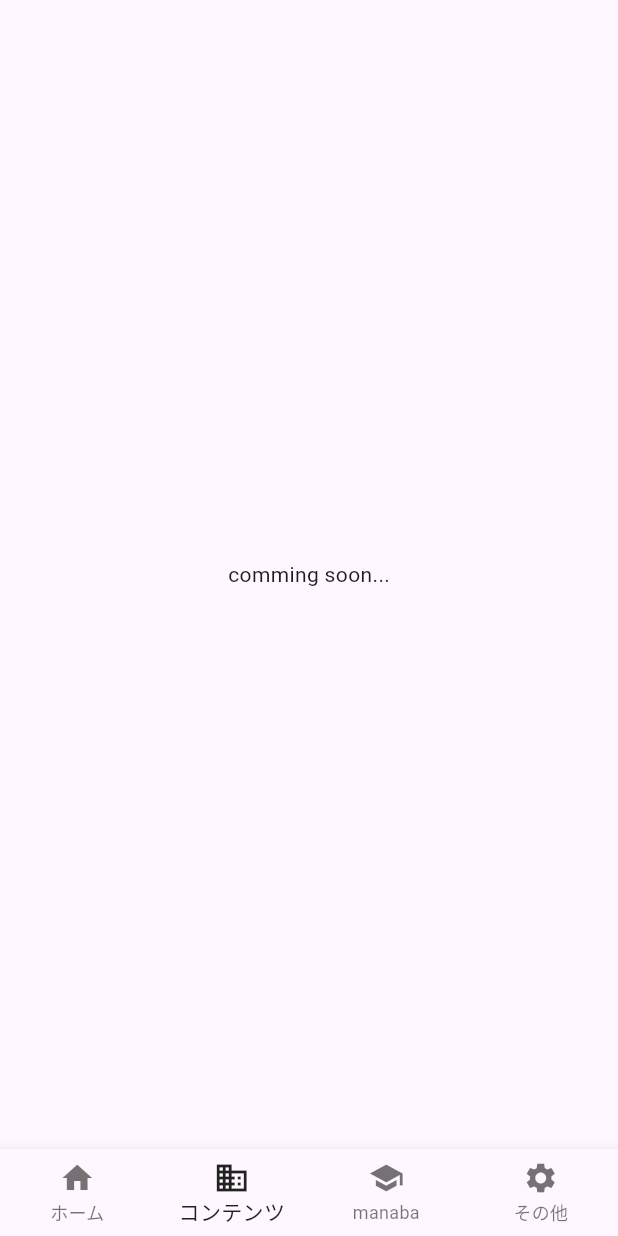
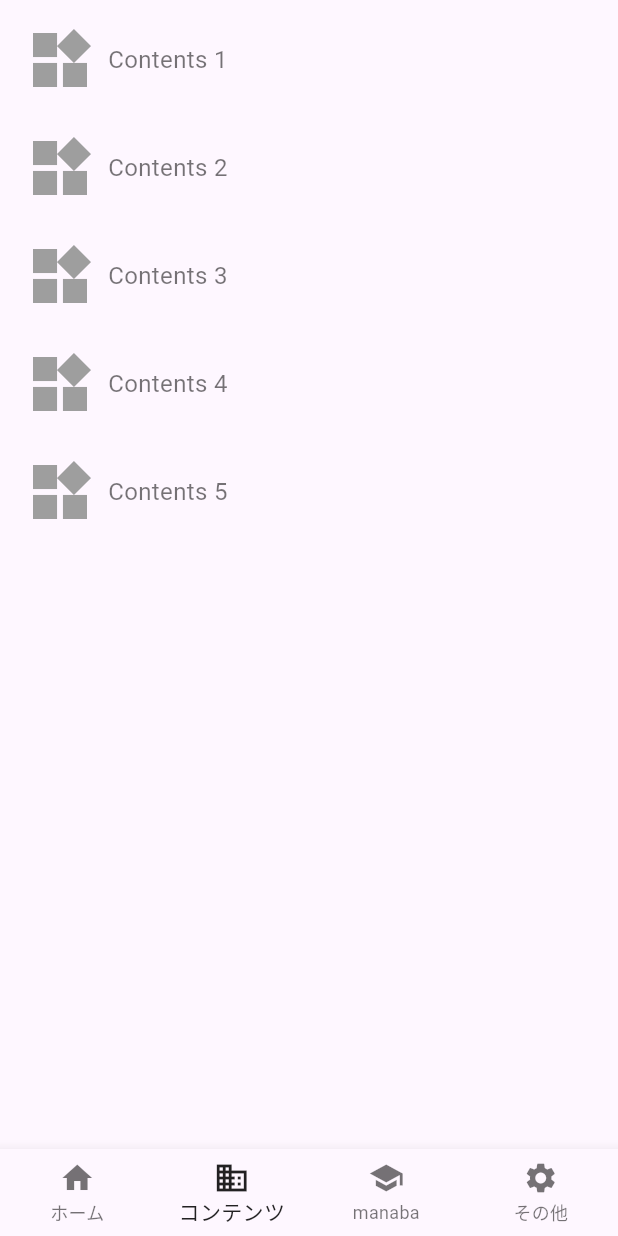
Before and after one commit to kadaiinfo/KADAI-INFO-STUDIO-APP, a Flutter app: the screen it shows after launch, item 2 of the bottom bar chosen, on a phone screen of 412 x 824 dp. Run offline on Flutter 3.47's test engine with Material 3 defaults, Android fonts, the phone set to English and light mode, and no system bars; our stand-ins replace firebase_messaging, settings_ui, webview_flutter; accounts and stored records are empty.

Commit message:
contents uopdate

```diff
--- a/lib/contets_page.dart
+++ b/lib/contets_page.dart
@@ -12,17 +12,110 @@ class ContentsPage extends StatelessWidget {
         preferredSize: Size.fromHeight(0.0), // AppBarの高さを設定
         child: AppBar(
           backgroundColor: Colors.white, // AppBarの背景色を白に設定
-          iconTheme: IconThemeData(color: Colors.black54), // アイコンの色を設定
           elevation: 0, // AppBarの影をなくす
-          leading: Row(
-            mainAxisSize: MainAxisSize.min,
-            children: [],
-          ),
         ),
       ),
-      body: Container(
-        child: Center(
-          child: Text('comming soon...'),
+      body: Padding(
+        padding: const EdgeInsets.all(16.0), // コンテンツに余白を付ける
+        child: Column(
+          crossAxisAlignment: CrossAxisAlignment.start, // 左揃え
+          children: [
+            Row(
+              children: [
+                Icon(
+                  Icons.widgets, // アイコンの設定
+                  size: 48.0, // アイコンのサイズ
+                  color: Colors.grey, // アイコンの色
+                ),
+                SizedBox(width: 8.0), // アイコンとテキストの間のスペース
+                Text(
+                  'Contents 1', // 表示するテキスト
+                  style: TextStyle(
+                    fontSize: 16.0, // テキストのサイズ
+                    color: Colors.black54, // テキストの色
+                  ),
+                ),
+              ],
+            ),
+            SizedBox(height: 24.0), // アイテム間のスペース
+
+            Row(
+              children: [
+                Icon(
+                  Icons.widgets,
+                  size: 48.0,
+                  color: Colors.grey,
+                ),
+                SizedBox(width: 8.0),
+                Text(
+                  'Contents 2',
+                  style: TextStyle(
+                    fontSize: 16.0,
+                    color: Colors.black54,
+                  ),
+                ),
+              ],
+            ),
+            SizedBox(height: 24.0),
+
+            Row(
+              children: [
+                Icon(
+                  Icons.widgets,
+                  size: 48.0,
+                  color: Colors.grey,
+                ),
+                SizedBox(width: 8.0),
+                Text(
+                  'Contents 3',
+                  style: TextStyle(
+                    fontSize: 16.0,
+                    color: Colors.black54,
+                  ),
+                ),
+              ],
+            ),
+            SizedBox(height: 24.0),
+
+            Row(
+              children: [
+                Icon(
+                  Icons.widgets,
+                  size: 48.0,
+                  color: Colors.grey,
+                ),
+                SizedBox(width: 8.0),
+                Text(
+                  'Contents 4',
+                  style: TextStyle(
+                    fontSize: 16.0,
+                    color: Colors.black54,
+                  ),
+                ),
+              ],
+            ),
+            SizedBox(height: 24.0),
+            Row(
+              children: [
+                Icon(
+                  Icons.widgets,
+                  size: 48.0,
+                  color: Colors.grey,
+                ),
+                SizedBox(width: 8.0),
+                Text(
+                  'Contents 5',
+                  style: TextStyle(
+                    fontSize: 16.0,
+                    color: Colors.black54,
+                  ),
+                ),
+              ],
+            ),
+            SizedBox(height: 24.0),
+
+            // ここに将来的に他のコンテンツを追加する
+          ],
         ),
       ),
     );
```
